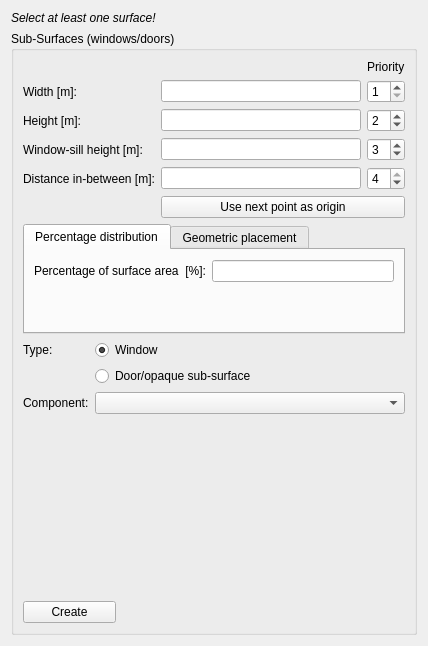
This is SIM-VICUS/src/SVPropAddWindowWidget.ui in ghorwin/SIM-VICUS as Qt 5 draws it before an edit. The edited form follows.
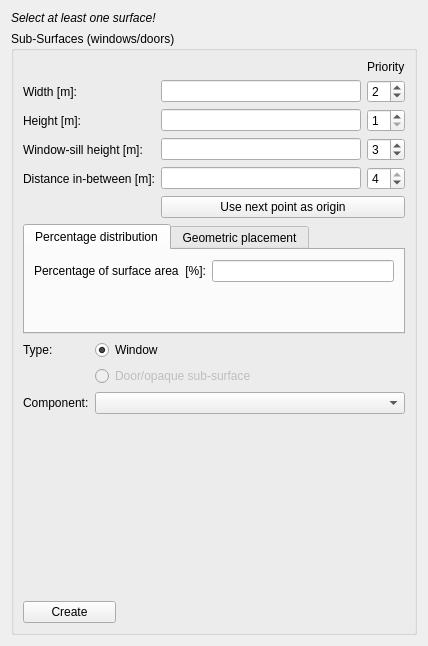
This is the edited form. Custom widgets are drawn as their Qt base class.

```diff
--- a/SIM-VICUS/src/SVPropAddWindowWidget.ui
+++ b/SIM-VICUS/src/SVPropAddWindowWidget.ui
@@ -146,6 +146,9 @@
           <property name="maximum">
            <number>4</number>
           </property>
+          <property name="value">
+           <number>2</number>
+          </property>
          </widget>
         </item>
         <item row="3" column="2">
@@ -180,7 +183,7 @@
            <number>4</number>
           </property>
           <property name="value">
-           <number>2</number>
+           <number>1</number>
           </property>
          </widget>
         </item>
@@ -264,6 +267,9 @@
         </item>
         <item row="1" column="1">
          <widget class="QRadioButton" name="radioButtonSubSurfaceTypeDoor">
+          <property name="enabled">
+           <bool>false</bool>
+          </property>
           <property name="text">
            <string>Door/opaque sub-surface</string>
           </property>
```
